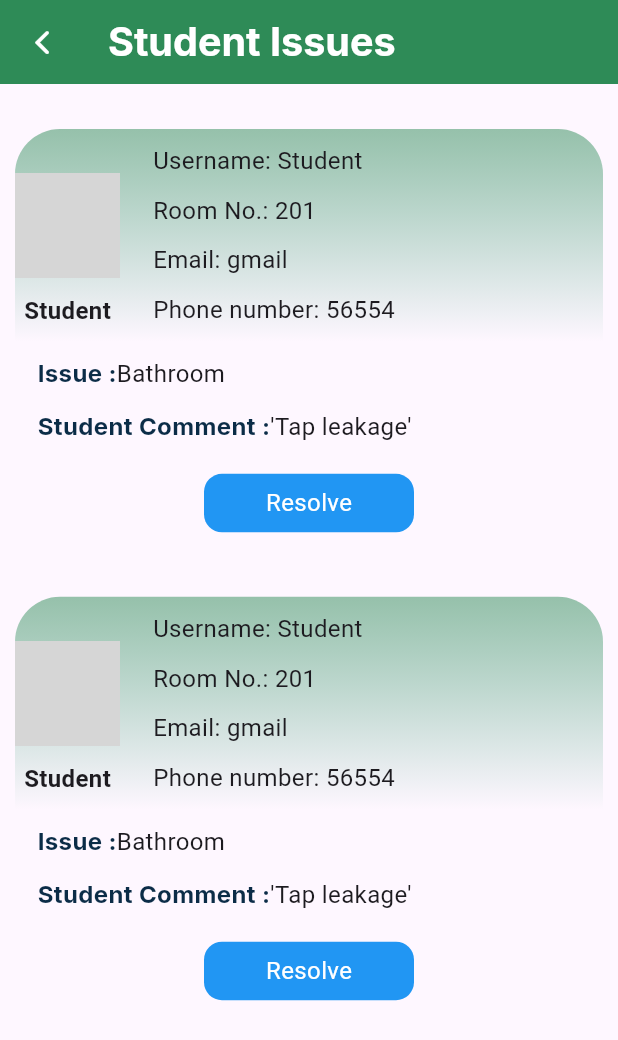
After one commit to chanoin98/blossom_house_hosatel, a Flutter app: the Issue screen opened directly, on a phone screen of 412 x 824 dp. The commit adds this screen. Shown: the top 1040 px of the screen. Run offline on Flutter 3.47's test engine with Material 3 defaults, Android fonts, the phone set to English and light mode, and no system bars; our stand-ins replace flutter_screenutil, flutter_svg, google_fonts, hive, hive_flutter, shared_preferences; accounts and stored records are empty; grey boxes are pictures that could not be loaded.

Commit message:
"All Issues" interface

```diff
--- a/lib/common/constants.dart
+++ b/lib/common/constants.dart
@@ -8,6 +8,8 @@ class AppConstants{
 static const roomAvailability = 'assets/room_availability.png';
 static const staffMember = 'assets/all_staff.png';
 static const bed = 'assets/bed.png';
+static const person = 'assets/person.png';
+
 
 
 
--- /dev/null
+++ b/lib/features/admin/interfaces/issue.dart
@@ -0,0 +1,213 @@
+import 'package:blossom_house_hosatel/common/app_bar.dart';
+import 'package:blossom_house_hosatel/common/constants.dart';
+import 'package:blossom_house_hosatel/common/spacing.dart';
+import 'package:blossom_house_hosatel/theme/text_theme.dart';
+import 'package:flutter/cupertino.dart';
+import 'package:flutter/material.dart';
+import 'package:flutter/painting.dart';
+import 'package:flutter/rendering.dart';
+import 'package:flutter/scheduler.dart';
+import 'package:flutter/widgets.dart';
+
+class Issue extends StatefulWidget {
+  const Issue({super.key});
+
+  @override
+  State<Issue> createState() => _IssueState();
+}
+
+class _IssueState extends State<Issue> {
+  @override
+  Widget build(BuildContext context) {
+    return  Scaffold(
+      appBar:buildAppBar(context, "Student Issues",
+      ),
+      body:ListView.builder(
+        itemCount:2,
+        padding: const EdgeInsets.all(10),
+        itemBuilder: (context, index){
+        return const IssueCard();
+      }),
+    );
+  }
+}
+
+class IssueCard extends StatelessWidget {
+  const IssueCard({super.key});
+
+
+  @override
+  Widget build(BuildContext context) {
+    return Container(
+      width:double.maxFinite,
+      child: Column(
+        children:[
+        heightSpacer(20),
+        Container(
+          decoration: ShapeDecoration(
+            gradient: LinearGradient(
+              begin: const Alignment(0.00,-1.00),
+              end:const Alignment(0,1),
+              colors:[
+                const Color(0xff2e8b57).withOpacity(0.5),
+                const Color(0x00e8857)
+              ],
+              ),
+              shape:RoundedRectangleBorder(
+                borderRadius: BorderRadius.only(
+                  topLeft:Radius.circular(30),
+                  topRight:Radius.circular(30),
+
+                ),
+                ),
+           ),
+           child: Row(
+            children: [
+              Column(
+                children: [
+              heightSpacer(20),
+              Image.asset(AppConstants.person,
+              height:70,
+              width :70,
+              ),
+              heightSpacer(10),
+              const Text("Student",
+              style:TextStyle(fontSize:16,
+              fontWeight:FontWeight.w700
+              ),
+              )
+           ],
+           ),
+           widthSpacer(20),
+           Column(
+          crossAxisAlignment: CrossAxisAlignment.start,
+
+            children: [
+            heightSpacer(10),
+            Text("Username: Student",
+              style:TextStyle(fontSize:16,
+              ),
+              ),
+              heightSpacer(10),
+              Text("Room No.: 201",
+              style:TextStyle(fontSize:16,
+              ),
+              ),
+              heightSpacer(10),
+              Text("Email: gmail",
+              style:TextStyle(fontSize:16,
+              ),
+              ),
+              heightSpacer(10),
+              Text("Phone number: 56554",
+              style:TextStyle(fontSize:16,
+              ),
+              ),
+              heightSpacer(10),
+           ],
+           ),
+
+            ],
+
+        ),
+
+
+
+        ),
+        Container(
+          width:double.maxFinite,
+          height: 150,
+          padding:const EdgeInsets.symmetric(vertical: 10),
+          child: Column(
+            children: [
+              Expanded(
+                child: Container(
+                  width:double.maxFinite,
+                  padding:EdgeInsets.symmetric(horizontal: 15),
+                  child: Column(
+                    mainAxisAlignment: MainAxisAlignment.start,
+                              crossAxisAlignment: CrossAxisAlignment.start,
+                    children: [
+                      Column(
+                        mainAxisAlignment: MainAxisAlignment.start,
+                              crossAxisAlignment: CrossAxisAlignment.start,
+                        children: [
+                          Row(
+                            mainAxisAlignment: MainAxisAlignment.start,
+                              crossAxisAlignment: CrossAxisAlignment.start,
+                            children: [
+                              Text("Issue :",
+                              style: AppTextTheme.kLabelStyle.copyWith(
+                                fontSize:16,
+                                fontWeight:FontWeight.w700),
+                              ),
+
+                              Text("Bathroom ",
+                              style: TextStyle(
+                                fontSize:16,
+                                fontWeight:FontWeight.w400
+                              ),
+                              ),
+
+                            ],
+                            ),
+                            heightSpacer(12),
+                            Row(
+                              mainAxisAlignment: MainAxisAlignment.start,
+                              crossAxisAlignment: CrossAxisAlignment.start,
+                            children: [
+                              Text("Student Comment :",
+                              style: AppTextTheme.kLabelStyle.copyWith(
+                                fontSize:16,
+                                fontWeight:FontWeight.w700),
+                              ),
+
+                              Text("'Tap leakage' ",
+                              style: TextStyle(
+                                fontSize:16,
+                                fontWeight:FontWeight.w400
+                              ),
+                              ),
+
+                            ],
+                            ),
+                            heightSpacer(20),
+                            Row(
+                              mainAxisAlignment: MainAxisAlignment.center,
+                              children: [
+                                InkWell(
+                                                  onTap:() {},
+                                                  child: Container(
+                                                    padding : const EdgeInsets.symmetric(
+                                                      horizontal: 10,
+                                                      vertical: 8,
+
+                                                      ),
+                                                    width:140,
+                                                  decoration: BoxDecoration(
+                                                    color: Colors.blue,
+                                                    borderRadius:BorderRadius.circular(12) ,
+                                                    ),
+                                                    child:  Row(
+                                                      mainAxisAlignment: MainAxisAlignment.center,
+                                                      crossAxisAlignment: CrossAxisAlignment.center,
+                                                      children: [Text("Resolve",style:TextStyle(
+                                                        fontSize: 16,color:Colors.white,
+                                                      ),),
+                                                      ],
+                                                      )
+                                                    ),
+                                                ),
+                              ],
+                            )
+                        ],),
+                    ],)
+                ),
+              ),
+            ],),
+        ),
+        ],
+    ),
+    );
+  }
+}
--- a/lib/features/home/interfaces/home.dart
+++ b/lib/features/home/interfaces/home.dart
@@ -1,6 +1,7 @@
 import 'package:blossom_house_hosatel/common/constants.dart';
 import 'package:blossom_house_hosatel/common/spacing.dart';
 import 'package:blossom_house_hosatel/features/admin/interfaces/create_staff.dart';
+import 'package:blossom_house_hosatel/features/admin/interfaces/issue.dart';
 import 'package:blossom_house_hosatel/features/admin/interfaces/staff_display.dart';
 import 'package:blossom_house_hosatel/features/auth/interfaces/login.dart';
 import 'package:blossom_house_hosatel/features/home/interfaces/widgets/category_card.dart';
@@ -210,7 +211,15 @@ class _HomeState extends State<Home> {
                       ),
                        CategoryCard(
                         category: 'All\nIssues',
-                        onTap: () {},
+                        onTap: () {
+                          Navigator.push(
+                            context,
+                            CupertinoPageRoute(
+                              builder:(context)=>
+                              const Issue(),
+                              ),
+                              );
+                        },
                         image: AppConstants.roomAvailability,
                       ),
                        CategoryCard(
```
